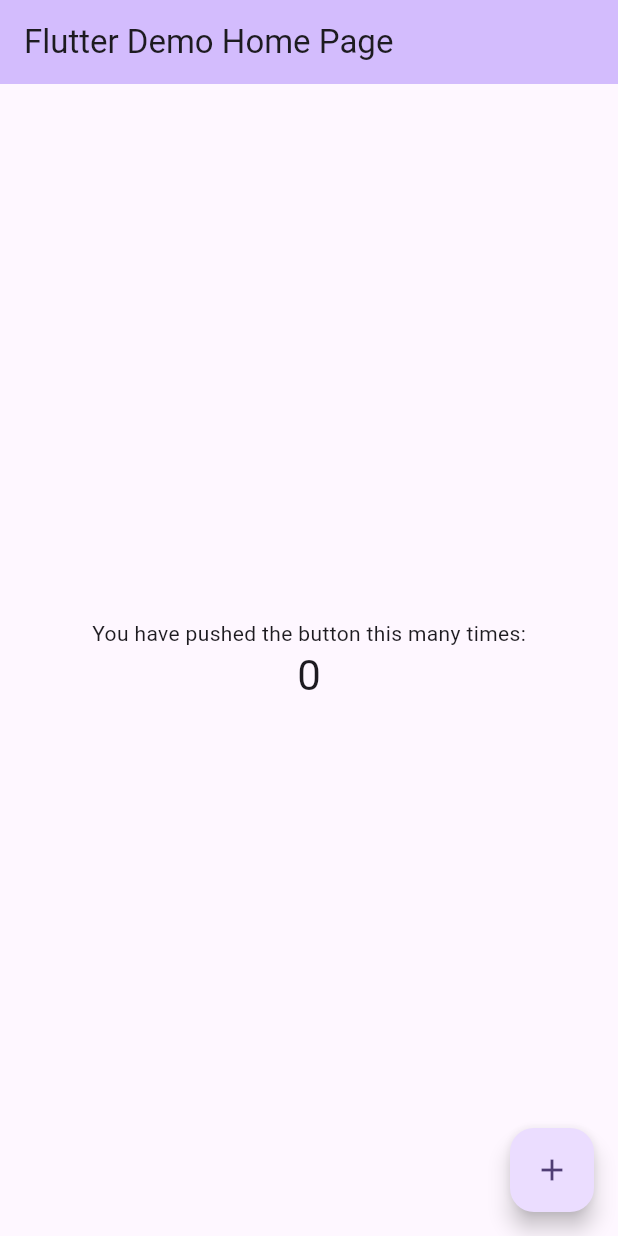
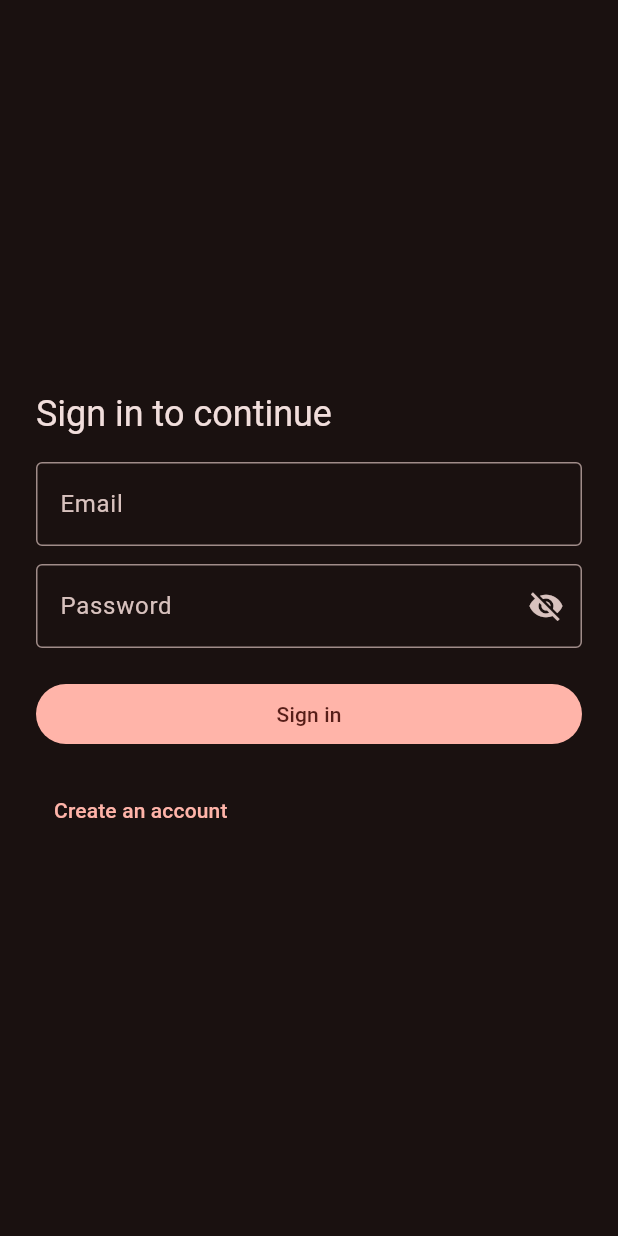
Before and after one commit to 4A6F6F6E61/nutrition, a Flutter app: the screen it shows after launch, on a phone screen of 412 x 824 dp. Run offline on Flutter 3.47's test engine with Material 3 defaults, Android fonts, the phone set to English and light mode, and no system bars; our stand-ins replace flutter_dotenv, flutter_hooks, flutter_riverpod, go_router, hooks_riverpod, supabase_flutter; accounts and stored records are empty.

Commit message:
basic layout

```diff
--- /dev/null
+++ b/lib/login.dart
@@ -0,0 +1,164 @@
+import 'dart:developer' as dev;
+
+import 'package:flutter/material.dart';
+import 'package:flutter_hooks/flutter_hooks.dart';
+import 'package:hooks_riverpod/hooks_riverpod.dart';
+import 'package:nutrition/providers.dart';
+import 'package:supabase_flutter/supabase_flutter.dart';
+
+class LoginScreen extends HookConsumerWidget {
+  const LoginScreen({super.key});
+
+  @override
+  Widget build(BuildContext context, WidgetRef ref) {
+    final formKey = useMemoized(() => GlobalKey<FormState>());
+    final emailController = useTextEditingController();
+    final passwordController = useTextEditingController();
+    final confirmPasswordController = useTextEditingController();
+    final obscurePassword = useState(true);
+    final isLoading = useState(false);
+    final isRegister = useState(false);
+    final client = ref.watch(supabaseClientProvider);
+
+    Future<void> submit() async {
+      if (!(formKey.currentState?.validate() ?? false)) return;
+
+      try {
+        isLoading.value = true;
+
+        if (isRegister.value) {
+          // Register flow
+          await client.auth.signUp(
+            email: emailController.text.trim(),
+            password: passwordController.text,
+          );
+
+          if (context.mounted) {
+            ScaffoldMessenger.of(context).showSnackBar(
+              const SnackBar(content: Text('Account created. Check your email to verify.')),
+            );
+          }
+
+          // Optionally switch to sign-in mode
+          isRegister.value = false;
+        } else {
+          // Sign in flow
+          await client.auth.signInWithPassword(
+            email: emailController.text.trim(),
+            password: passwordController.text,
+          );
+        }
+      } on AuthException catch (error) {
+        if (context.mounted) {
+          ScaffoldMessenger.of(context).showSnackBar(SnackBar(content: Text(error.message)));
+          dev.log(error.message, name: 'LoginScreen');
+        }
+      } catch (error) {
+        if (context.mounted) {
+          ScaffoldMessenger.of(
+            context,
+          ).showSnackBar(SnackBar(content: Text('Authentication failed: $error')));
+        }
+      } finally {
+        isLoading.value = false;
+      }
+    }
+
+    return Scaffold(
+      body: Center(
+        child: ConstrainedBox(
+          constraints: const BoxConstraints(maxWidth: 420),
+          child: Padding(
+            padding: const EdgeInsets.all(24),
+            child: Form(
+              key: formKey,
+              child: Column(
+                mainAxisSize: MainAxisSize.min,
+                crossAxisAlignment: CrossAxisAlignment.start,
+                children: [
+                  Text('Sign in to continue', style: Theme.of(context).textTheme.headlineSmall),
+                  const SizedBox(height: 16),
+                  TextFormField(
+                    controller: emailController,
+                    decoration: const InputDecoration(
+                      labelText: 'Email',
+                      border: OutlineInputBorder(),
+                    ),
+                    keyboardType: TextInputType.emailAddress,
+                    validator: (value) {
+                      if (value == null || value.isEmpty) {
+                        return 'Please enter your email';
+                      }
+                      if (!value.contains('@')) {
+                        return 'Enter a valid email';
+                      }
+                      return null;
+                    },
+                  ),
+                  const SizedBox(height: 12),
+                  TextFormField(
+                    controller: passwordController,
+                    decoration: InputDecoration(
+                      labelText: 'Password',
+                      border: const OutlineInputBorder(),
+                      suffixIcon: IconButton(
+                        icon: Icon(obscurePassword.value ? Icons.visibility_off : Icons.visibility),
+                        onPressed: () => obscurePassword.value = !obscurePassword.value,
+                      ),
+                    ),
+                    obscureText: obscurePassword.value,
+                    validator: (value) {
+                      if (value == null || value.length < 6) {
+                        return 'Password must be at least 6 characters';
+                      }
+                      return null;
+                    },
+                  ),
+                  if (isRegister.value) ...[
+                    const SizedBox(height: 12),
+                    TextFormField(
+                      controller: confirmPasswordController,
+                      decoration: const InputDecoration(
+                        labelText: 'Confirm password',
+                        border: OutlineInputBorder(),
+                      ),
+                      obscureText: obscurePassword.value,
+                      validator: (value) {
+                        if (value == null || value.isEmpty) return 'Please confirm your password';
+                        if (value != passwordController.text) return 'Passwords do not match';
+                        return null;
+                      },
+                    ),
+                  ],
+                  const SizedBox(height: 20),
+                  SizedBox(
+                    width: double.infinity,
+                    child: FilledButton(
+                      onPressed: isLoading.value ? null : submit,
+                      child: isLoading.value
+                          ? const SizedBox(
+                              height: 20,
+                              width: 20,
+                              child: CircularProgressIndicator(strokeWidth: 2),
+                            )
+                          : Text(isRegister.value ? 'Create account' : 'Sign in'),
+                    ),
+                  ),
+                  const SizedBox(height: 16),
+                  TextButton(
+                    onPressed: () {
+                      isRegister.value = !isRegister.value;
+                    },
+                    child: Text(
+                      isRegister.value ? 'Have an account? Sign in' : 'Create an account',
+                    ),
+                  ),
+                ],
+              ),
+            ),
+          ),
+        ),
+      ),
+    );
+  }
+}
--- a/lib/main.dart
+++ b/lib/main.dart
@@ -1,122 +1,35 @@
+import 'dart:async';
+
 import 'package:flutter/material.dart';
+import 'package:flutter_dotenv/flutter_dotenv.dart';
+import 'package:hooks_riverpod/hooks_riverpod.dart';
+import 'package:nutrition/router.dart';
+import 'package:supabase_flutter/supabase_flutter.dart';
 
-void main() {
-  runApp(const MyApp());
+Future<void> main() async {
+  WidgetsFlutterBinding.ensureInitialized();
+  await dotenv.load();
+
+  await Supabase.initialize(url: dotenv.env['SUPABASE_URL']!, anonKey: dotenv.env['SUPABASE_KEY']!);
+
+  runApp(const ProviderScope(child: NutritionApp()));
 }
 
-class MyApp extends StatelessWidget {
-  const MyApp({super.key});
+class NutritionApp extends HookConsumerWidget {
+  const NutritionApp({super.key});
 
-  // This widget is the root of your application.
   @override
-  Widget build(BuildContext context) {
-    return MaterialApp(
-      title: 'Flutter Demo',
+  Widget build(BuildContext context, WidgetRef ref) {
+    final router = ref.watch(routerProvider);
+
+    return MaterialApp.router(
+      title: 'Nutrition',
       theme: ThemeData(
-        // This is the theme of your application.
-        //
-        // TRY THIS: Try running your application with "flutter run". You'll see
-        // the application has a purple toolbar. Then, without quitting the app,
-        // try changing the seedColor in the colorScheme below to Colors.green
-        // and then invoke "hot reload" (save your changes or press the "hot
-        // reload" button in a Flutter-supported IDE, or press "r" if you used
-        // the command line to start the app).
-        //
-        // Notice that the counter didn't reset back to zero; the application
-        // state is not lost during the reload. To reset the state, use hot
-        // restart instead.
-        //
-        // This works for code too, not just values: Most code changes can be
-        // tested with just a hot reload.
-        colorScheme: .fromSeed(seedColor: Colors.deepPurple),
+        colorScheme: .fromSeed(seedColor: Colors.red, brightness: .dark),
+        useMaterial3: true,
+        sliderTheme: const SliderThemeData(year2023: false),
       ),
-      home: const MyHomePage(title: 'Flutter Demo Home Page'),
+      routerConfig: router,
     );
   }
 }
-
-class MyHomePage extends StatefulWidget {
-  const MyHomePage({super.key, required this.title});
-
-  // This widget is the home page of your application. It is stateful, meaning
-  // that it has a State object (defined below) that contains fields that affect
-  // how it looks.
-
-  // This class is the configuration for the state. It holds the values (in this
-  // case the title) provided by the parent (in this case the App widget) and
-  // used by the build method of the State. Fields in a Widget subclass are
-  // always marked "final".
-
-  final String title;
-
-  @override
-  State<MyHomePage> createState() => _MyHomePageState();
-}
-
-class _MyHomePageState extends State<MyHomePage> {
-  int _counter = 0;
-
-  void _incrementCounter() {
-    setState(() {
-      // This call to setState tells the Flutter framework that something has
-      // changed in this State, which causes it to rerun the build method below
-      // so that the display can reflect the updated values. If we changed
-      // _counter without calling setState(), then the build method would not be
-      // called again, and so nothing would appear to happen.
-      _counter++;
-    });
-  }
-
-  @override
-  Widget build(BuildContext context) {
-    // This method is rerun every time setState is called, for instance as done
-    // by the _incrementCounter method above.
-    //
-    // The Flutter framework has been optimized to make rerunning build methods
-    // fast, so that you can just rebuild anything that needs updating rather
-    // than having to individually change instances of widgets.
-    return Scaffold(
-      appBar: AppBar(
-        // TRY THIS: Try changing the color here to a specific color (to
-        // Colors.amber, perhaps?) and trigger a hot reload to see the AppBar
-        // change color while the other colors stay the same.
-        backgroundColor: Theme.of(context).colorScheme.inversePrimary,
-        // Here we take the value from the MyHomePage object that was created by
-        // the App.build method, and use it to set our appbar title.
-        title: Text(widget.title),
-      ),
-      body: Center(
-        // Center is a layout widget. It takes a single child and positions it
-        // in the middle of the parent.
-        child: Column(
-          // Column is also a layout widget. It takes a list of children and
-          // arranges them vertically. By default, it sizes itself to fit its
-          // children horizontally, and tries to be as tall as its parent.
-          //
-          // Column has various properties to control how it sizes itself and
-          // how it positions its children. Here we use mainAxisAlignment to
-          // center the children vertically; the main axis here is the vertical
-          // axis because Columns are vertical (the cross axis would be
-          // horizontal).
-          //
-          // TRY THIS: Invoke "debug painting" (choose the "Toggle Debug Paint"
-          // action in the IDE, or press "p" in the console), to see the
-          // wireframe for each widget.
-          mainAxisAlignment: .center,
-          children: [
-            const Text('You have pushed the button this many times:'),
-            Text(
-              '$_counter',
-              style: Theme.of(context).textTheme.headlineMedium,
-            ),
-          ],
-        ),
-      ),
-      floatingActionButton: FloatingActionButton(
-        onPressed: _incrementCounter,
-        tooltip: 'Increment',
-        child: const Icon(Icons.add),
-      ),
-    );
-  }
-}
--- /dev/null
+++ b/lib/providers.dart
@@ -0,0 +1,15 @@
+import 'package:flutter_riverpod/flutter_riverpod.dart';
+import 'package:supabase_flutter/supabase_flutter.dart';
+
+final supabaseClientProvider = Provider<SupabaseClient>((ref) {
+  return Supabase.instance.client;
+});
+
+final authStateChangesProvider = Provider<Stream<AuthState>>((ref) {
+  final client = ref.watch(supabaseClientProvider);
+  return client.auth.onAuthStateChange;
+});
+
+final sessionProvider = StreamProvider<Session?>((ref) {
+  return ref.watch(authStateChangesProvider).map((event) => event.session);
+});
--- /dev/null
+++ b/lib/router.dart
@@ -0,0 +1,90 @@
+import 'dart:async';
+
+import 'package:flutter/foundation.dart';
+import 'package:flutter_riverpod/flutter_riverpod.dart';
+import 'package:go_router/go_router.dart';
+import 'package:nutrition/login.dart';
+import 'package:nutrition/navigator.dart';
+import 'package:nutrition/providers.dart';
+import 'package:nutrition/tabs/home.dart';
+import 'package:nutrition/tabs/ingredients.dart';
+import 'package:nutrition/tabs/recipes.dart';
+import 'package:nutrition/tabs/settings.dart';
+
+final routerProvider = Provider<GoRouter>((ref) {
+  final authState = ref.watch(sessionProvider);
+  final authStream = ref.watch(authStateChangesProvider);
+
+  return GoRouter(
+    initialLocation: '/home',
+    refreshListenable: RouterRefreshStream(authStream),
+    routes: [
+      GoRoute(path: '/login', name: 'login', builder: (context, state) => const LoginScreen()),
+      StatefulShellRoute.indexedStack(
+        builder: (context, state, navigationShell) => NavigatorScaffold(shell: navigationShell),
+        branches: [
+          StatefulShellBranch(
+            routes: [
+              GoRoute(path: '/home', name: 'home', builder: (context, state) => const HomeScreen()),
+            ],
+          ),
+          StatefulShellBranch(
+            routes: [
+              GoRoute(
+                path: '/recipes',
+                name: 'recipes',
+                builder: (context, state) => const RecipesScreen(),
+              ),
+            ],
+          ),
+          StatefulShellBranch(
+            routes: [
+              GoRoute(
+                path: '/ingredients',
+                name: 'ingredients',
+                builder: (context, state) => const IngredientsScreen(),
+              ),
+            ],
+          ),
+          StatefulShellBranch(
+            routes: [
+              GoRoute(
+                path: '/settings',
+                name: 'settings',
+                builder: (context, state) => const SettingsScreen(),
+              ),
+            ],
+          ),
+        ],
+      ),
+    ],
+    redirect: (context, state) {
+      final session = authState.asData?.value;
+      final loggingIn = state.matchedLocation == '/login';
+
+      if (session == null) {
+        return loggingIn ? null : '/login';
+      }
+
+      if (loggingIn) {
+        return '/home';
+      }
+
+      return null;
+    },
+  );
+});
+
+class RouterRefreshStream extends ChangeNotifier {
+  RouterRefreshStream(Stream<dynamic> stream) {
+    _subscription = stream.listen((_) => notifyListeners());
+  }
+
+  late final StreamSubscription<dynamic> _subscription;
+
+  @override
+  void dispose() {
+    _subscription.cancel();
+    super.dispose();
+  }
+}
```
Also changed, not shown: lib/navigator.dart (added, +45 -0 lines), lib/tabs/home.dart (added, +13 -0 lines), lib/tabs/ingredients.dart (added, +13 -0 lines), lib/tabs/recipes.dart (added, +13 -0 lines), lib/tabs/settings.dart (added, +21 -0 lines), pubspec.yaml (+11 -66 lines), pubspec.lock, 7 other files.
